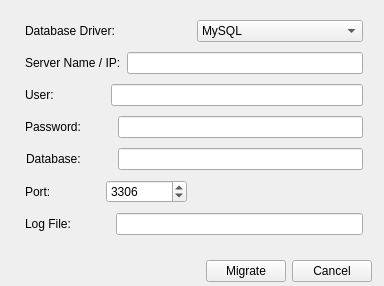
Old version of the form example/configconnection.ui in the repository AndersonSKM/FvDatabase.
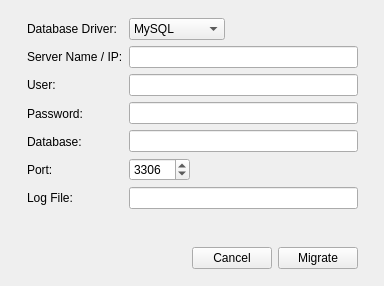
New version of the form. Icons and pictures are not drawn.

What changed in the file:
```diff
--- a/example/configconnection.ui
+++ b/example/configconnection.ui
@@ -35,33 +35,29 @@
     <number>0</number>
    </property>
    <widget class="QWidget" name="page">
+    <widget class="QWidget" name="widget" native="true">
+     <property name="geometry">
+      <rect>
+       <x>7</x>
+       <y>8</y>
+       <width>354</width>
+       <height>271</height>
+      </rect>
+     </property>
     <widget class="QWidget" name="">
      <property name="geometry">
       <rect>
-       <x>6</x>
-       <y>7</y>
-       <width>356</width>
-       <height>297</height>
+        <x>10</x>
+        <y>10</y>
+        <width>331</width>
+        <height>251</height>
       </rect>
      </property>
      <layout class="QVBoxLayout" name="verticalLayout_4">
-      <property name="spacing">
-       <number>-1</number>
-      </property>
-      <property name="bottomMargin">
-       <number>22</number>
-      </property>
       <item>
-       <widget class="QWidget" name="" native="true">
-        <layout class="QVBoxLayout" name="verticalLayout_3">
+        <layout class="QHBoxLayout" name="horizontalLayout_4">
          <item>
-          <layout class="QHBoxLayout" name="horizontalLayout_2">
-           <property name="spacing">
-            <number>6</number>
-           </property>
-           <property name="topMargin">
-            <number>0</number>
-           </property>
+          <layout class="QVBoxLayout" name="verticalLayout_5">
            <item>
             <widget class="QLabel" name="label">
              <property name="font">
@@ -76,32 +72,6 @@
             </widget>
            </item>
            <item>
-            <widget class="QComboBox" name="cbDriver">
-             <item>
-              <property name="text">
-               <string>MySQL </string>
-              </property>
-              <property name="icon">
-               <iconset resource="../resources/Resources.qrc">
-                <normaloff>:/icons/1444503647_mysql-2048-black.png</normaloff>:/icons/1444503647_mysql-2048-black.png</iconset>
-              </property>
-             </item>
-             <item>
-              <property name="text">
-               <string>PostgreSQL</string>
-              </property>
-              <property name="icon">
-               <iconset resource="../resources/Resources.qrc">
-                <normaloff>:/icons/postgresql-96x96.png</normaloff>:/icons/postgresql-96x96.png</iconset>
-              </property>
-             </item>
-            </widget>
-           </item>
-          </layout>
-         </item>
-         <item>
-          <layout class="QHBoxLayout" name="horizontalLayout_3">
-           <item>
             <widget class="QLabel" name="label_2">
              <property name="font">
               <font>
@@ -115,16 +85,6 @@
             </widget>
            </item>
            <item>
-            <widget class="QLineEdit" name="edtServer"/>
-           </item>
-          </layout>
-         </item>
-         <item>
-          <layout class="QHBoxLayout" name="horizontalLayout_4">
-           <property name="spacing">
-            <number>57</number>
-           </property>
-           <item>
             <widget class="QLabel" name="label_3">
              <property name="font">
               <font>
@@ -138,16 +98,6 @@
             </widget>
            </item>
            <item>
-            <widget class="QLineEdit" name="edtUsuario"/>
-           </item>
-          </layout>
-         </item>
-         <item>
-          <layout class="QHBoxLayout" name="horizontalLayout_5">
-           <property name="spacing">
-            <number>37</number>
-           </property>
-           <item>
             <widget class="QLabel" name="label_4">
              <property name="font">
               <font>
@@ -161,23 +111,6 @@
             </widget>
            </item>
            <item>
-            <widget class="QLineEdit" name="edtSenha">
-             <property name="echoMode">
-              <enum>QLineEdit::PasswordEchoOnEdit</enum>
-             </property>
-            </widget>
-           </item>
-          </layout>
-         </item>
-         <item>
-          <layout class="QHBoxLayout" name="horizontalLayout_6">
-           <property name="spacing">
-            <number>37</number>
-           </property>
-           <property name="leftMargin">
-            <number>1</number>
-           </property>
-           <item>
             <widget class="QLabel" name="label_6">
              <property name="font">
               <font>
@@ -191,23 +124,6 @@
             </widget>
            </item>
            <item>
-            <widget class="QLineEdit" name="edtDatabase">
-             <property name="echoMode">
-              <enum>QLineEdit::Normal</enum>
-             </property>
-            </widget>
-           </item>
-          </layout>
-         </item>
-         <item>
-          <layout class="QHBoxLayout" name="horizontalLayout_7" stretch="0,0">
-           <property name="spacing">
-            <number>0</number>
-           </property>
-           <property name="rightMargin">
-            <number>176</number>
-           </property>
-           <item>
             <widget class="QLabel" name="label_5">
              <property name="font">
               <font>
@@ -221,6 +137,86 @@
             </widget>
            </item>
            <item>
+            <widget class="QLabel" name="label_7">
+             <property name="font">
+              <font>
+               <family>Tahoma</family>
+               <pointsize>9</pointsize>
+              </font>
+             </property>
+             <property name="text">
+              <string>Log File:</string>
+             </property>
+            </widget>
+           </item>
+          </layout>
+         </item>
+         <item>
+          <layout class="QVBoxLayout" name="verticalLayout_6">
+           <item>
+            <layout class="QHBoxLayout" name="horizontalLayout_3">
+             <item>
+              <widget class="QComboBox" name="cbDriver">
+               <item>
+                <property name="text">
+                 <string>MySQL </string>
+                </property>
+                <property name="icon">
+                 <iconset resource="../resources/Resources.qrc">
+                  <normaloff>:/icons/1444503647_mysql-2048-black.png</normaloff>:/icons/1444503647_mysql-2048-black.png</iconset>
+                </property>
+               </item>
+               <item>
+                <property name="text">
+                 <string>PostgreSQL</string>
+                </property>
+                <property name="icon">
+                 <iconset resource="../resources/Resources.qrc">
+                  <normaloff>:/icons/postgresql-96x96.png</normaloff>:/icons/postgresql-96x96.png</iconset>
+                </property>
+               </item>
+              </widget>
+             </item>
+             <item>
+              <spacer name="horizontalSpacer_3">
+               <property name="orientation">
+                <enum>Qt::Horizontal</enum>
+               </property>
+               <property name="sizeHint" stdset="0">
+                <size>
+                 <width>40</width>
+                 <height>20</height>
+                </size>
+               </property>
+              </spacer>
+             </item>
+            </layout>
+           </item>
+           <item>
+            <layout class="QVBoxLayout" name="verticalLayout_3">
+             <item>
+              <widget class="QLineEdit" name="edtServer"/>
+             </item>
+             <item>
+              <widget class="QLineEdit" name="edtUsuario"/>
+             </item>
+             <item>
+              <widget class="QLineEdit" name="edtSenha">
+               <property name="echoMode">
+                <enum>QLineEdit::PasswordEchoOnEdit</enum>
+               </property>
+              </widget>
+             </item>
+             <item>
+              <widget class="QLineEdit" name="edtDatabase">
+               <property name="echoMode">
+                <enum>QLineEdit::Normal</enum>
+               </property>
+              </widget>
+             </item>
+             <item>
+              <layout class="QHBoxLayout" name="horizontalLayout_2">
+               <item>
             <widget class="QSpinBox" name="sbPorta">
              <property name="maximum">
               <number>50000</number>
@@ -230,25 +226,20 @@
              </property>
             </widget>
            </item>
-          </layout>
-         </item>
-         <item>
-          <layout class="QHBoxLayout" name="horizontalLayout_8">
-           <property name="spacing">
-            <number>45</number>
-           </property>
-           <item>
-            <widget class="QLabel" name="label_7">
-             <property name="font">
-              <font>
-               <family>Tahoma</family>
-               <pointsize>9</pointsize>
-              </font>
-             </property>
-             <property name="text">
-              <string>Log File:</string>
-             </property>
-            </widget>
+               <item>
+                <spacer name="horizontalSpacer_2">
+                 <property name="orientation">
+                  <enum>Qt::Horizontal</enum>
+                 </property>
+                 <property name="sizeHint" stdset="0">
+                  <size>
+                   <width>40</width>
+                   <height>20</height>
+                  </size>
+                 </property>
+                </spacer>
+               </item>
+              </layout>
            </item>
            <item>
             <widget class="QLineEdit" name="edtLogFilePath">
@@ -260,7 +251,21 @@
           </layout>
          </item>
         </layout>
-       </widget>
+         </item>
+        </layout>
+       </item>
+       <item>
+        <spacer name="verticalSpacer">
+         <property name="orientation">
+          <enum>Qt::Vertical</enum>
+         </property>
+         <property name="sizeHint" stdset="0">
+          <size>
+           <width>20</width>
+           <height>20</height>
+          </size>
+         </property>
+        </spacer>
       </item>
       <item>
        <layout class="QHBoxLayout" name="horizontalLayout">
@@ -271,26 +276,12 @@
           </property>
           <property name="sizeHint" stdset="0">
            <size>
-            <width>118</width>
-            <height>17</height>
+             <width>40</width>
+             <height>20</height>
            </size>
           </property>
          </spacer>
         </item>
-        <item>
-         <widget class="QPushButton" name="btnOk">
-          <property name="text">
-           <string>Migrate</string>
-          </property>
-          <property name="icon">
-           <iconset resource="../resources/Resources.qrc">
-            <normaloff>:/icons/Ok.png</normaloff>:/icons/Ok.png</iconset>
-          </property>
-          <property name="autoDefault">
-           <bool>false</bool>
-          </property>
-         </widget>
-        </item>
         <item>
          <widget class="QPushButton" name="btnCancel">
           <property name="layoutDirection">
@@ -308,28 +299,25 @@
           </property>
          </widget>
         </item>
+         <item>
+          <widget class="QPushButton" name="btnOk">
+           <property name="text">
+            <string>Migrate</string>
+           </property>
+           <property name="icon">
+            <iconset resource="../resources/Resources.qrc">
+             <normaloff>:/icons/Ok.png</normaloff>:/icons/Ok.png</iconset>
+           </property>
+           <property name="autoDefault">
+            <bool>false</bool>
+           </property>
+          </widget>
+         </item>
        </layout>
       </item>
      </layout>
     </widget>
-    <zorder>label_3</zorder>
-    <zorder>label_4</zorder>
-    <zorder>edtLogFilePath</zorder>
-    <zorder>label_6</zorder>
-    <zorder>edtSenha</zorder>
-    <zorder>label_2</zorder>
-    <zorder>label_7</zorder>
-    <zorder>sbPorta</zorder>
-    <zorder>label</zorder>
-    <zorder>edtServer</zorder>
-    <zorder>label_5</zorder>
-    <zorder>cbDriver</zorder>
-    <zorder>edtUsuario</zorder>
-    <zorder>edtDatabase</zorder>
-    <zorder>layoutWidget</zorder>
-    <zorder>horizontalSpacer</zorder>
-    <zorder>horizontalSpacer</zorder>
-    <zorder></zorder>
+    </widget>
    </widget>
    <widget class="QWidget" name="page_2">
     <widget class="QWidget" name="layoutWidget">
```
Left out of the diff: 7 changed lines with no effect on the pictures. Lines whose indentation alone changed are shown as unchanged.
